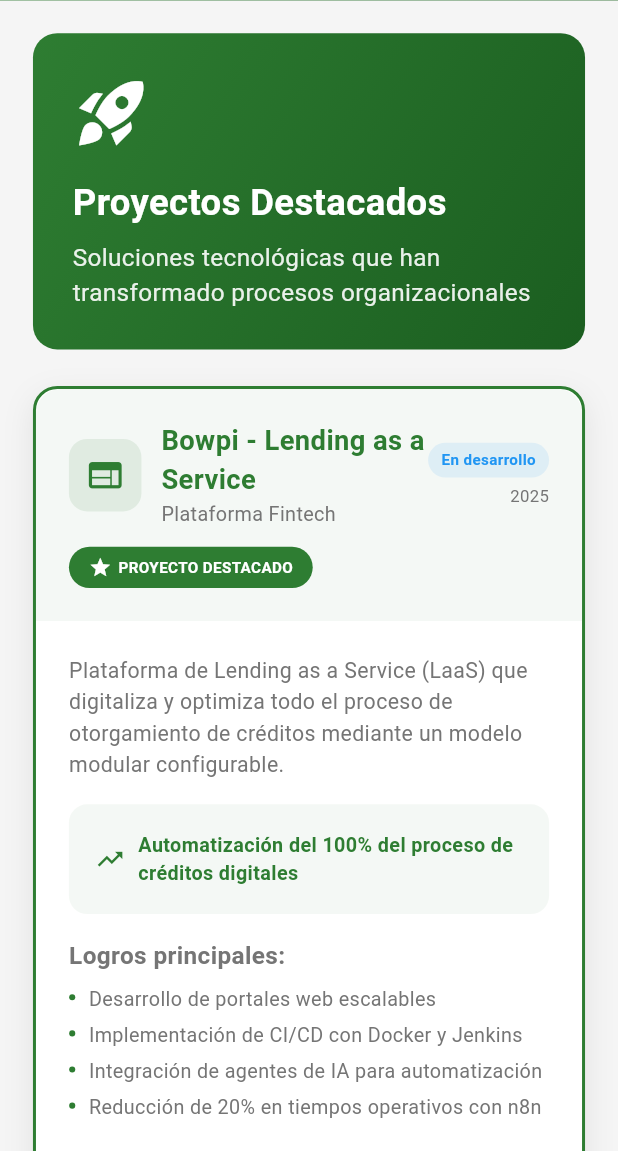
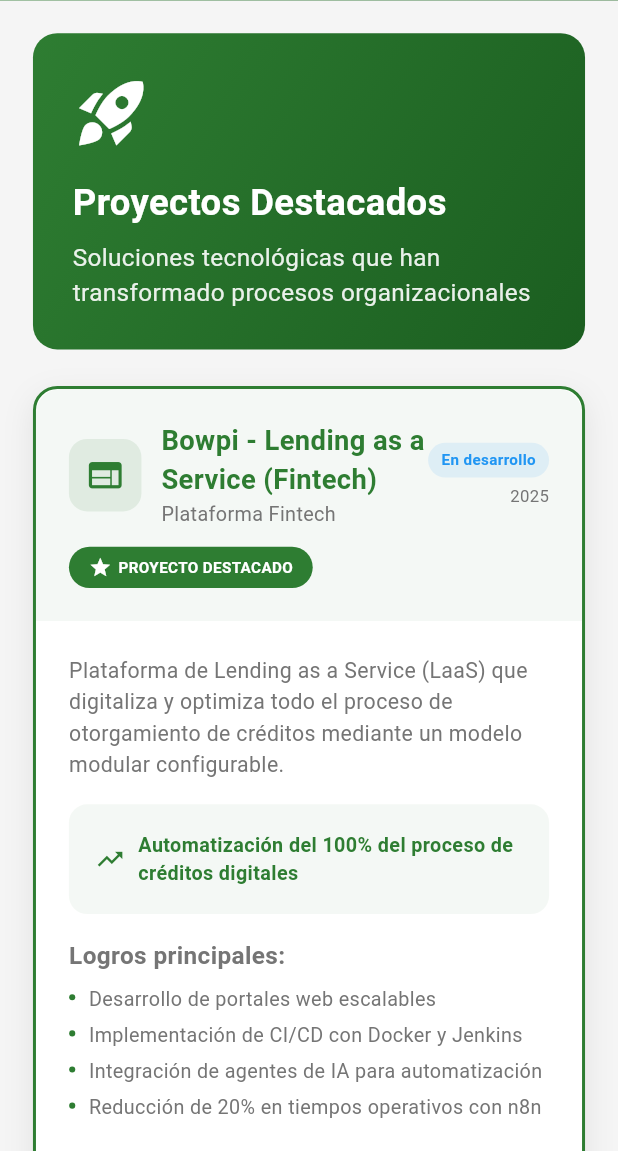
Before and after one commit to Wiirriis/flutter-portfolio, a Flutter app: the screen it shows after launch, after a tap on "Proyectos", on a phone screen of 412 x 824 dp, the part 85-1236 px from its top. Run offline on Flutter 3.47's test engine with Material 3 defaults, Android fonts, the light colour scheme and no system bars; our stand-ins replace flutter_screenutil.

Commit message:
Improved labels

```diff
--- a/lib/screens/home_screen.dart
+++ b/lib/screens/home_screen.dart
@@ -255,7 +255,7 @@
         ),
         SizedBox(height: 16.h),
         _buildProjectCard(
-          title: 'Bowpi - LaaS Platform',
+          title: 'Bowpi - LaaS Platform (Fintech)',
           description: 'Plataforma de Lending as a Service para créditos digitales',
           tech: 'Angular • Java Spring Boot • Docker',
         ),
--- a/lib/screens/projects_screen.dart
+++ b/lib/screens/projects_screen.dart
@@ -23,7 +23,7 @@
             _buildHeaderSection(),
             SizedBox(height: 24.h),
             _buildProjectCard(
-              title: 'Bowpi - Lending as a Service',
+              title: 'Bowpi - Lending as a Service (Fintech)',
               subtitle: 'Plataforma Fintech',
               description: 'Plataforma de Lending as a Service (LaaS) que digitaliza y optimiza todo el proceso de otorgamiento de créditos mediante un modelo modular configurable.',
               impact: 'Automatización del 100% del proceso de créditos digitales',
```
Also changed, not shown: .claude/settings.local.json (deleted).
